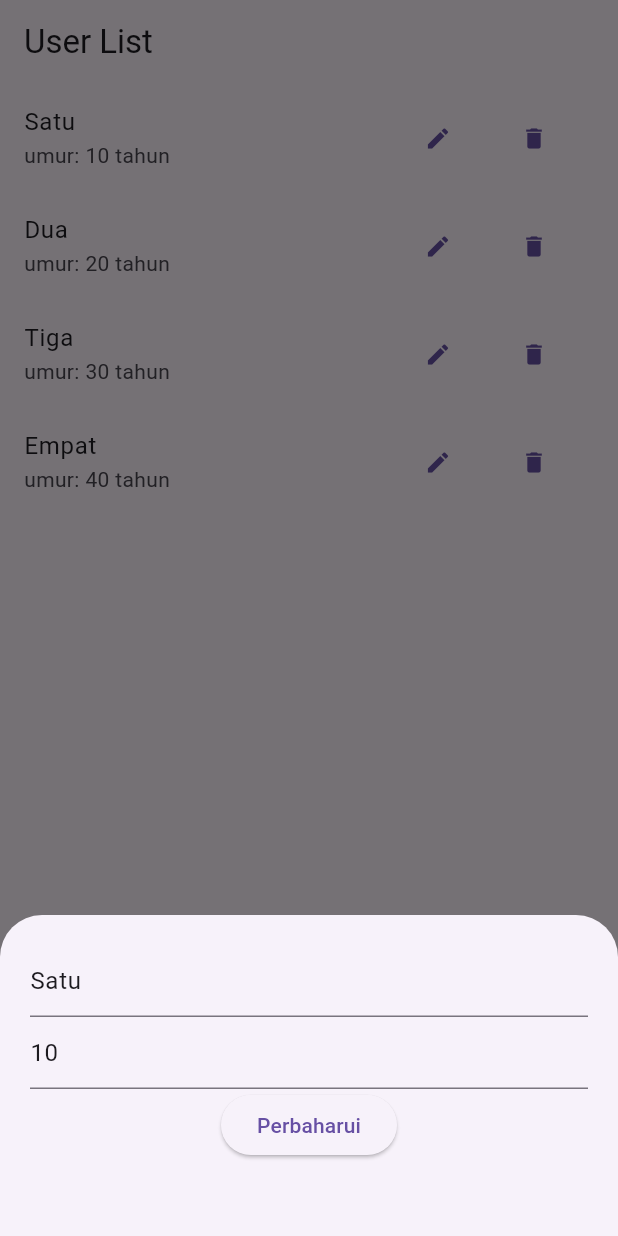
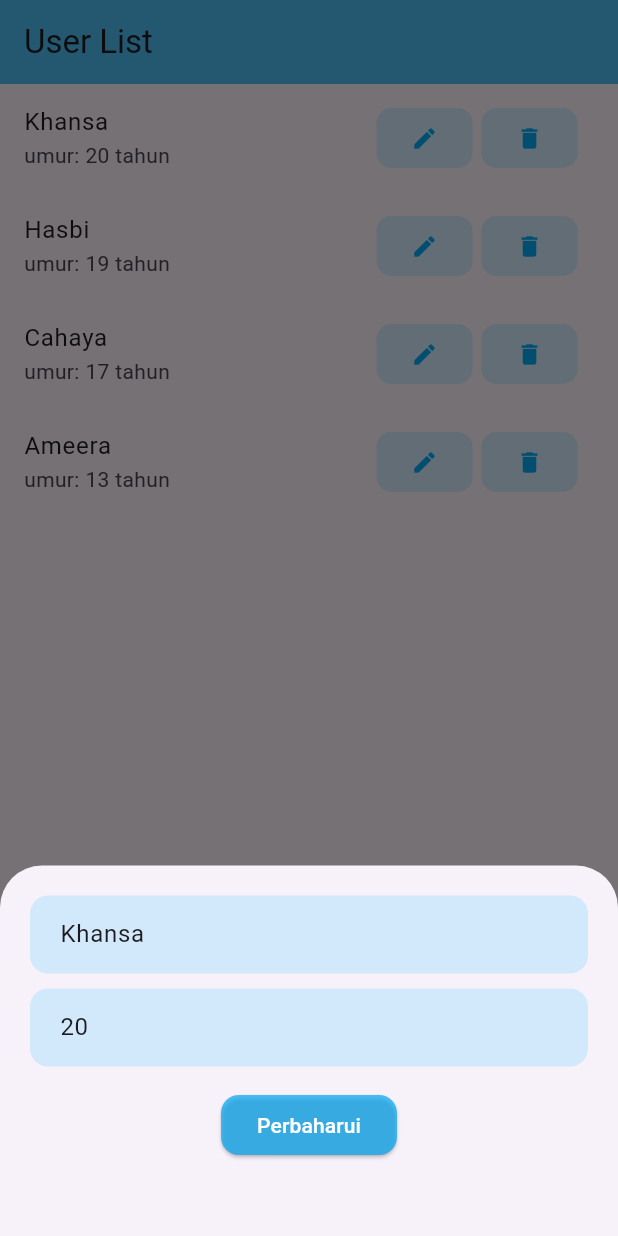
Before and after one commit to khansanurulh-blip/SQLite, a Flutter app: the screen it shows after launch, after a tap on the "edit" icon, on a phone screen of 412 x 824 dp. Run offline on Flutter 3.47's test engine with Material 3 defaults, Android fonts, the phone set to English and light mode, and no system bars.

Commit message:
edit warna

```diff
--- a/belajar_database_sqlite/lib/main.dart
+++ b/belajar_database_sqlite/lib/main.dart
@@ -1,5 +1,4 @@
 import 'package:flutter/material.dart';
-import 'package:flutter/services.dart';
 
 void main() {
   runApp(const MainApp());
@@ -11,7 +10,7 @@ class MainApp extends StatelessWidget {
   @override
   Widget build(BuildContext context) {
     return const MaterialApp(
-      home: ListUserDataPage()
+      home: ListUserDataPage(),
     );
   }
 }
@@ -23,10 +22,10 @@ class ListUserDataPage extends StatefulWidget {
   State<ListUserDataPage> createState() => _ListUserDataPageState();
 }
 
-class UserModel{
-  int? id ;
+class UserModel {
+  int? id;
   String nama = "";
-  int umur =0;
+  int umur = 0;
 
   UserModel(this.id, {required this.nama, required this.umur});
 }
@@ -35,19 +34,22 @@ class _ListUserDataPageState extends State<ListUserDataPage> {
   final TextEditingController _nameCtrl = TextEditingController();
   final TextEditingController _umurCtrl = TextEditingController();
 
+  final Color primaryBlue = Colors.lightBlue;
+  final Color softBlue = Colors.lightBlueAccent.withOpacity(0.2);
+
   List<UserModel> userList = [
-    UserModel(1, nama: "Satu", umur: 10),
-    UserModel(2, nama: "Dua", umur: 20),
-    UserModel(3, nama: "Tiga", umur: 30),
-    UserModel(3, nama: "Empat", umur: 40),
+    UserModel(1, nama: "Khansa", umur: 20),
+    UserModel(2, nama: "Hasbi", umur: 19),
+    UserModel(3, nama: "Cahaya", umur: 17),
+    UserModel(4, nama: "Ameera", umur: 13),
   ];
 
-  void _form(int? id){
-    if(id != null){
+  void _form(int? id) {
+    if (id != null) {
       var user = userList.firstWhere((data) => data.id == id);
       _nameCtrl.text = user.nama;
       _umurCtrl.text = user.umur.toString();
-    } else{
+    } else {
       _nameCtrl.clear();
       _umurCtrl.clear();
     }
@@ -56,22 +58,86 @@ class _ListUserDataPageState extends State<ListUserDataPage> {
       context: context,
       isScrollControlled: true,
       builder: (context) => Padding(
-        padding: EdgeInsetsGeometry.fromLTRB(20, 20, 20, MediaQuery.of(context).viewInsets.bottom + 50),
+        padding: EdgeInsets.fromLTRB(
+          20,
+          20,
+          20,
+          MediaQuery.of(context).viewInsets.bottom + 50,
+        ),
         child: Column(
           mainAxisSize: MainAxisSize.min,
           children: [
+            // INPUT NAMA
             TextField(
               controller: _nameCtrl,
-              decoration: InputDecoration(hintText: "Nama")),
+              decoration: InputDecoration(
+                hintText: "Nama",
+                filled: true,
+                fillColor: softBlue,
+                contentPadding:
+                    const EdgeInsets.symmetric(horizontal: 16, vertical: 14),
+                border: OutlineInputBorder(
+                  borderRadius: BorderRadius.circular(12),
+                  borderSide: BorderSide.none,
+                ),
+                enabledBorder: OutlineInputBorder(
+                  borderRadius: BorderRadius.circular(12),
+                  borderSide: BorderSide.none,
+                ),
+                focusedBorder: OutlineInputBorder(
+                  borderRadius: BorderRadius.circular(12),
+                  borderSide: BorderSide.none,
+                ),
+              ),
+            ),
+            const SizedBox(height: 10),
+
+            // INPUT UMUR
             TextField(
               controller: _umurCtrl,
-              decoration: InputDecoration(hintText: "Umur"),
+              decoration: InputDecoration(
+                hintText: "Umur",
+                filled: true,
+                fillColor: softBlue,
+                contentPadding:
+                    const EdgeInsets.symmetric(horizontal: 16, vertical: 14),
+                border: OutlineInputBorder(
+                  borderRadius: BorderRadius.circular(12),
+                  borderSide: BorderSide.none,
+                ),
+                enabledBorder: OutlineInputBorder(
+                  borderRadius: BorderRadius.circular(12),
+                  borderSide: BorderSide.none,
+                ),
+                focusedBorder: OutlineInputBorder(
+                  borderRadius: BorderRadius.circular(12),
+                  borderSide: BorderSide.none,
+                ),
+              ),
               keyboardType: TextInputType.number,
             ),
+            const SizedBox(height: 15),
+
+            // BUTTON SIMPAN
             ElevatedButton(
-            onPressed: () =>
-                _save(id, _nameCtrl.text, int.parse(_umurCtrl.text)),
-            child: Text(id == null ? "Tambah": "Perbaharui")),
+              style: ElevatedButton.styleFrom(
+                backgroundColor: primaryBlue.withOpacity(0.7),
+                foregroundColor: Colors.white,
+                shape: RoundedRectangleBorder(
+                  borderRadius: BorderRadius.circular(12),
+                ),
+              ),
+              onPressed: () {
+                if (_nameCtrl.text.isEmpty || _umurCtrl.text.isEmpty) return;
+
+                _save(
+                  id,
+                  _nameCtrl.text,
+                  int.parse(_umurCtrl.text),
+                );
+              },
+              child: Text(id == null ? "Tambah" : "Perbaharui"),
+            ),
           ],
         ),
       ),
@@ -79,15 +145,13 @@ class _ListUserDataPageState extends State<ListUserDataPage> {
   }
 
   void _save(int? id, String nama, int umur) {
-
-if(id != null){
+    if (id != null) {
       var user = userList.firstWhere((data) => data.id == id);
       setState(() {
         user.nama = nama;
         user.umur = umur;
       });
-
-} else{
+    } else {
       var nextId = userList.length + 1;
       var newUser = UserModel(nextId, nama: nama, umur: umur);
       setState(() {
@@ -102,22 +166,56 @@ if(id != null){
     showDialog(
       context: context,
       builder: (context) => AlertDialog(
-        title: Text("Konfirmasi Hapus"),
-        content: Text("Apakah anda yakin ingin menghapus data ini?"),
+        shape: RoundedRectangleBorder(
+          borderRadius: BorderRadius.circular(15),
+        ),
+        title: const Text("Konfirmasi Hapus"),
+        content:
+            const Text("Apakah anda yakin ingin menghapus data ini?"),
         actions: [
-          TextButton(onPressed: () {
+          TextButton(
+            style: TextButton.styleFrom(
+              backgroundColor: softBlue,
+            ),
+            onPressed: () {
               Navigator.pop(context);
             },
-          child: Text("Batal")),
+            child: Text(
+              "Batal",
+              style: TextStyle(color: primaryBlue),
+            ),
+          ),
           TextButton(
+            style: TextButton.styleFrom(
+              backgroundColor: primaryBlue.withOpacity(0.7),
+            ),
             onPressed: () {
               setState(() =>
                   userList.removeWhere((data) => data.id == id));
               Navigator.pop(context);
             },
-            child: Text("Hapus"),
+            child: const Text(
+              "Hapus",
+              style: TextStyle(color: Colors.white),
+            ),
           ),
         ],
+      ),
+    );
+  }
+
+  Widget _actionButton(IconData icon, VoidCallback onPressed) {
+    return Padding(
+      padding: const EdgeInsets.symmetric(horizontal: 3),
+      child: TextButton(
+        style: TextButton.styleFrom(
+          backgroundColor: softBlue,
+          shape: RoundedRectangleBorder(
+            borderRadius: BorderRadius.circular(10),
+          ),
+        ),
+        onPressed: onPressed,
+        child: Icon(icon, color: primaryBlue),
       ),
     );
   }
@@ -125,28 +223,35 @@ if(id != null){
   @override
   Widget build(BuildContext context) {
     return Scaffold(
-      appBar: AppBar(title: Text("User List")),
+      appBar: AppBar(
+        title: const Text("User List"),
+        backgroundColor: primaryBlue.withOpacity(0.7),
+      ),
       body: ListView.builder(
         itemCount: userList.length,
-        itemBuilder: (xt, i) =>ListTile(
+        itemBuilder: (context, i) => ListTile(
           title: Text(userList[i].nama),
           subtitle: Text("umur: ${userList[i].umur} tahun"),
           trailing: Row(
             mainAxisSize: MainAxisSize.min,
             children: [
-              TextButton(
-                onPressed: () => _form(userList[i].id),
-                child: Icon(Icons.edit)),
-              TextButton(
-                onPressed: () => _delete(userList[i].id!),
-                child: Icon(Icons.delete)),
+              _actionButton(
+                Icons.edit,
+                () => _form(userList[i].id),
+              ),
+              _actionButton(
+                Icons.delete,
+                () => _delete(userList[i].id!),
+              ),
             ],
           ),
         ),
       ),
       floatingActionButton: FloatingActionButton(
+        backgroundColor: primaryBlue.withOpacity(0.7),
         onPressed: () => _form(null),
-        child: Icon(Icons.add)),
+        child: const Icon(Icons.add, color: Colors.white),
+      ),
     );
   }
 }
```
Lines whose indentation alone changed are shown as unchanged.
